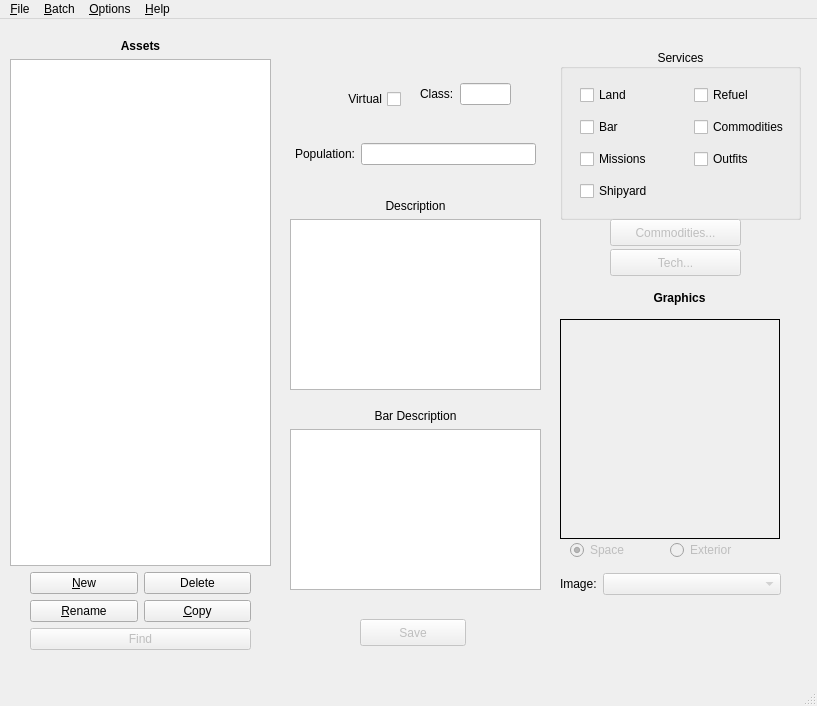
Above: src/asset.ui from Cypher3c/pyTHANE before the change. Below: the same form after it.
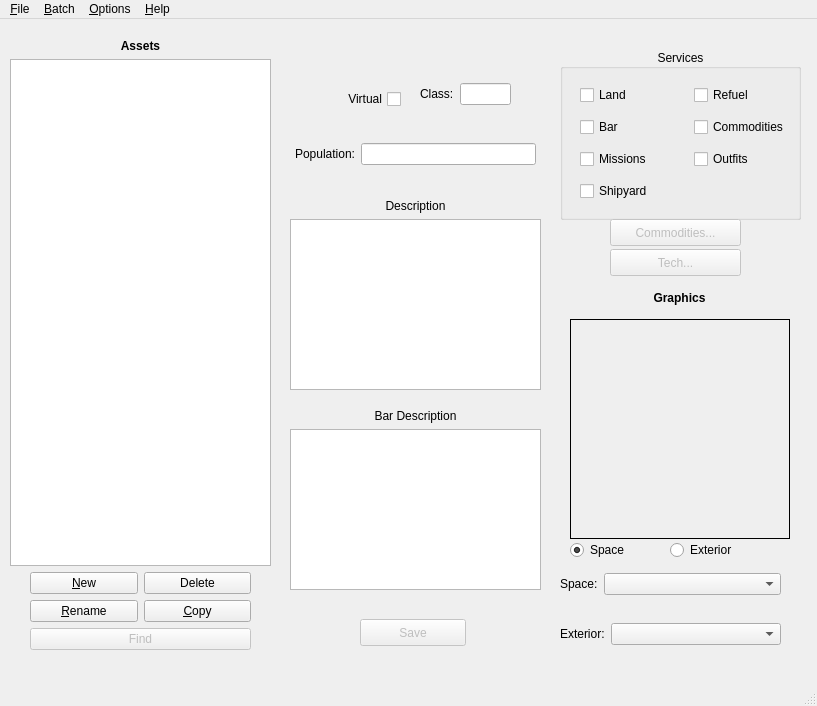
That is the form after the change.

What changed in the file:
```diff
--- a/src/asset.ui
+++ b/src/asset.ui
@@ -416,7 +416,7 @@
    </widget>
    <widget class="QRadioButton" name="spaceRadio">
     <property name="enabled">
-     <bool>false</bool>
+     <bool>true</bool>
     </property>
     <property name="geometry">
      <rect>
@@ -435,7 +435,7 @@
    </widget>
    <widget class="QRadioButton" name="exteriorRadio">
     <property name="enabled">
-     <bool>false</bool>
+     <bool>true</bool>
     </property>
     <property name="geometry">
      <rect>
@@ -484,7 +484,7 @@
      <item row="0" column="2">
       <widget class="QComboBox" name="gfxCombo">
        <property name="enabled">
-        <bool>false</bool>
+        <bool>true</bool>
        </property>
        <property name="sizePolicy">
         <sizepolicy hsizetype="MinimumExpanding" vsizetype="Fixed">
@@ -497,7 +497,7 @@
      <item row="0" column="1">
       <widget class="QLabel" name="label_5">
        <property name="text">
-        <string>Image:</string>
+        <string>Space:</string>
        </property>
       </widget>
      </item>
@@ -506,7 +506,7 @@
    <widget class="QLabel" name="gfxLabel">
     <property name="geometry">
      <rect>
-      <x>560</x>
+      <x>570</x>
       <y>300</y>
       <width>220</width>
       <height>220</height>
@@ -525,6 +525,38 @@
      <string/>
     </property>
    </widget>
+   <widget class="QWidget" name="gridLayoutWidget_6">
+    <property name="geometry">
+     <rect>
+      <x>560</x>
+      <y>590</y>
+      <width>221</width>
+      <height>51</height>
+     </rect>
+    </property>
+    <layout class="QGridLayout" name="gridLayout_6">
+     <item row="0" column="2">
+      <widget class="QComboBox" name="exteriorCombo">
+       <property name="enabled">
+        <bool>true</bool>
+       </property>
+       <property name="sizePolicy">
+        <sizepolicy hsizetype="MinimumExpanding" vsizetype="Fixed">
+         <horstretch>0</horstretch>
+         <verstretch>0</verstretch>
+        </sizepolicy>
+       </property>
+      </widget>
+     </item>
+     <item row="0" column="1">
+      <widget class="QLabel" name="label_6">
+       <property name="text">
+        <string>Exterior:</string>
+       </property>
+      </widget>
+     </item>
+    </layout>
+   </widget>
   </widget>
   <widget class="QMenuBar" name="menubar">
    <property name="geometry">
```
Left out of the diff: 3 changed lines with no effect on the pictures.
